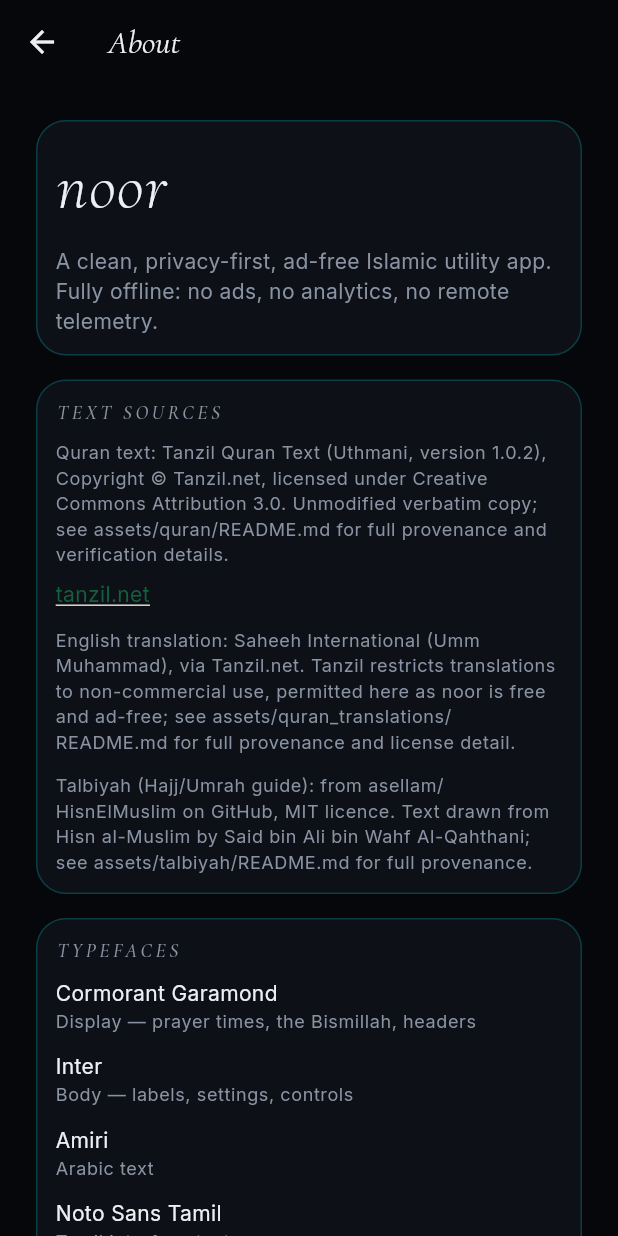
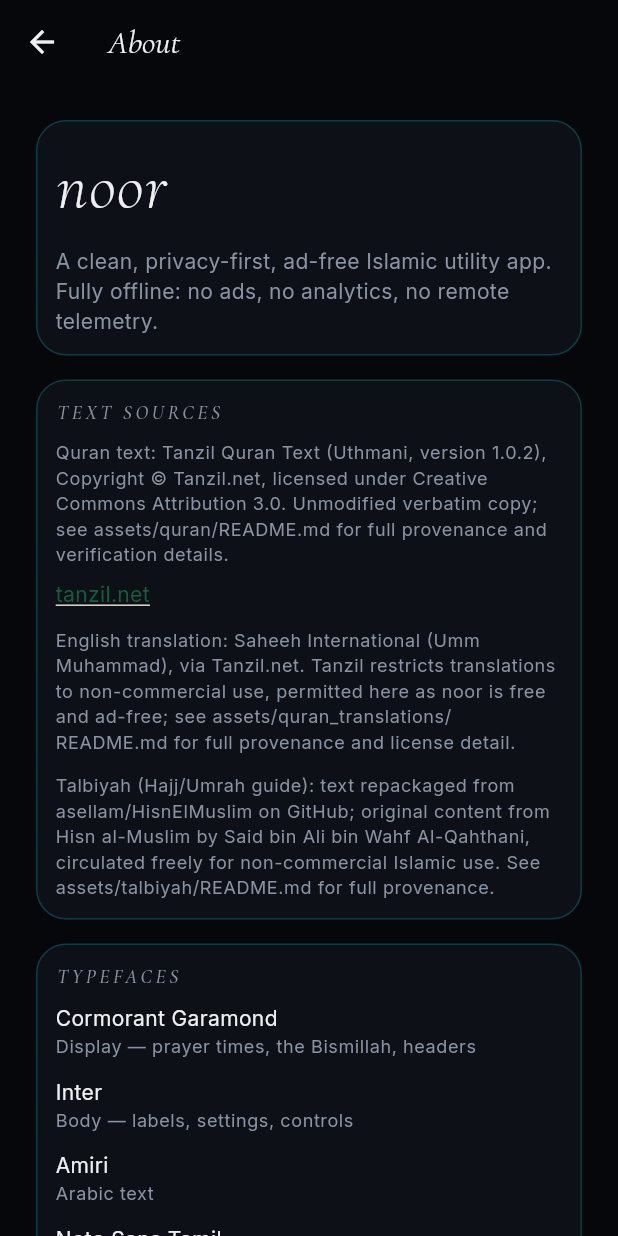
Before and after one commit to ajmalkhan6233-eng/noor_app, a Flutter app: the screen it shows after launch, item 5 of the bottom bar chosen, after a tap on "About", on a phone screen of 412 x 824 dp. Run offline on Flutter 3.47's test engine with Material 3 defaults, Android fonts, the phone set to English and light mode, and no system bars; our stand-ins replace adhan, equatable, flutter_bloc, flutter_compass, flutter_local_notifications, flutter_secure_storage and 4 more; accounts and stored records are empty.

Commit message:
Polish batch, part 1: emboss direction, About wording, Umrah i18n
Allah calligraphy: flipped the emboss shadow direction to a genuine
engraved look — dark shadow up-left (light not reaching that edge),
soft light highlight down-right (catching the raised far edge) — per
explicit feedback that it should read as pressed into the surface, not
raised off it. Single shared widget (AllahCalligraphy), so this
applies everywhere الله appears (top bar, splash) with one change.
Updated the design doc and the rendering test to match.

About page: reworded the Talbiyah/Hisn al-Muslim attribution so it no
longer implies the MIT licence covers the text itself — it covers only
the asellam/HisnElMuslim repackaging; the underlying content is from
Hisn al-Muslim, circulated freely for non-commercial Islamic use.

Umrah guide i18n fix, with a standing-rule caveat flagged and resolved
with the user first: CLAUDE.md rule 7 forbids the assistant from
authoring/paraphrasing Hajj/Umrah rite descriptions in any language.
The 8 step bodies are exactly that, so they stay English-only
regardless of locale; only the short structural step titles are now
localised (umrahGuideSteps became a function of AppLocalizations
instead of a static const list). GuideStepCard shows a plain
"available in English only for now" note in non-English locales
instead of silently looking half-translated — covered by a new test.

Co-Authored-By: Claude Sonnet 5 <noreply@anthropic.com>
Claude-Session: https://claude.ai/code/session_019gVveWrN2mQ8ZJgjAtAbp6

```diff
--- a/lib/core/presentation/widgets/allah_calligraphy.dart
+++ b/lib/core/presentation/widgets/allah_calligraphy.dart
@@ -1,10 +1,11 @@
 // Bismillahir Rahmanir Raheem — watermark: ALLAH
 //
-// الله rendered in Amiri, gold, with a genuine embossed effect: a
-// light highlight offset up-left and a soft dark shadow offset
-// down-right, so it reads as raised from the paper. Purely
-// decorative — never wrapped in a tappable area, never overlapping
-// other content.
+// الله rendered in Amiri, gold, with a genuine engraved effect: a
+// dark shadow offset up-left (as if light isn't reaching that edge)
+// and a soft light highlight offset down-right (catching the raised
+// far edge), so it reads as pressed into the surface rather than
+// sitting on top of it. Purely decorative — never wrapped in a
+// tappable area, never overlapping other content.
 
 import 'package:flutter/material.dart';
 
@@ -30,14 +31,14 @@ class AllahCalligraphy extends StatelessWidget {
             color: AppColors.gold,
             shadows: [
               Shadow(
-                color: Colors.white.withValues(alpha: 0.85),
-                offset: const Offset(-1, -1),
-                blurRadius: 0.6,
+                color: AppColors.paper.withValues(alpha: 0.85),
+                offset: const Offset(-1.4, -1.4),
+                blurRadius: 1.4,
               ),
               Shadow(
-                color: AppColors.paper.withValues(alpha: 0.8),
-                offset: const Offset(1.2, 1.4),
-                blurRadius: 2.2,
+                color: Colors.white.withValues(alpha: 0.5),
+                offset: const Offset(1.2, 1.2),
+                blurRadius: 1.8,
               ),
             ],
           ),
--- a/lib/features/settings/presentation/widgets/about_sources_card.dart
+++ b/lib/features/settings/presentation/widgets/about_sources_card.dart
@@ -63,9 +63,10 @@ class AboutSourcesCard extends StatelessWidget {
           ),
           const SizedBox(height: 12),
           const Text(
-            'Talbiyah (Hajj/Umrah guide): from asellam/HisnElMuslim on '
-            'GitHub, MIT licence. Text drawn from Hisn al-Muslim by '
-            'Said bin Ali bin Wahf Al-Qahthani; see '
+            'Talbiyah (Hajj/Umrah guide): text repackaged from '
+            'asellam/HisnElMuslim on GitHub; original content from Hisn '
+            'al-Muslim by Said bin Ali bin Wahf Al-Qahthani, circulated '
+            'freely for non-commercial Islamic use. See '
             'assets/talbiyah/README.md for full provenance.',
             style: AppTypography.caption,
           ),
```
Also changed, not shown: lib/features/hajj_umrah_guide/data/guide_step.dart (+5 -3 lines), lib/features/hajj_umrah_guide/data/umrah_guide_steps.dart (+18 -9 lines), lib/features/hajj_umrah_guide/presentation/umrah_guide_screen.dart (+4 -3 lines), lib/features/hajj_umrah_guide/presentation/widgets/guide_step_card.dart (+13 -0 lines), lib/l10n/app_en.arb (+10 -0 lines), lib/l10n/app_si.arb (+10 -0 lines), lib/l10n/app_ta.arb (+10 -0 lines), lib/l10n/generated/app_localizations.dart, lib/l10n/generated/app_localizations_en.dart, lib/l10n/generated/app_localizations_si.dart, lib/l10n/generated/app_localizations_ta.dart, 3 other files.
